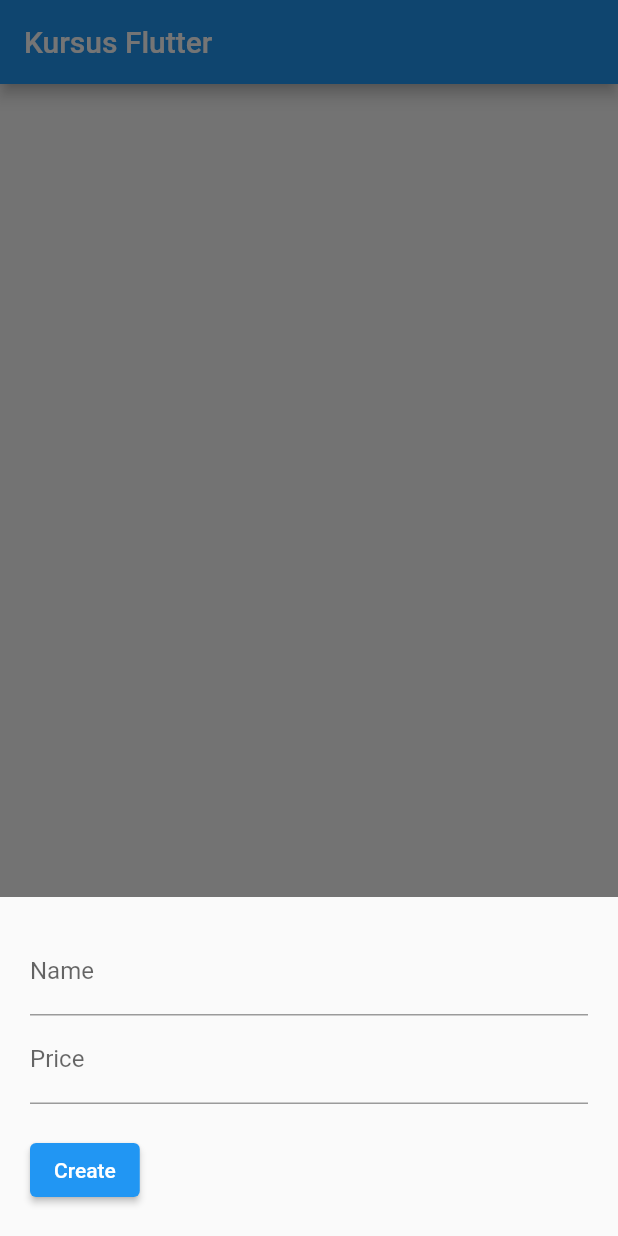
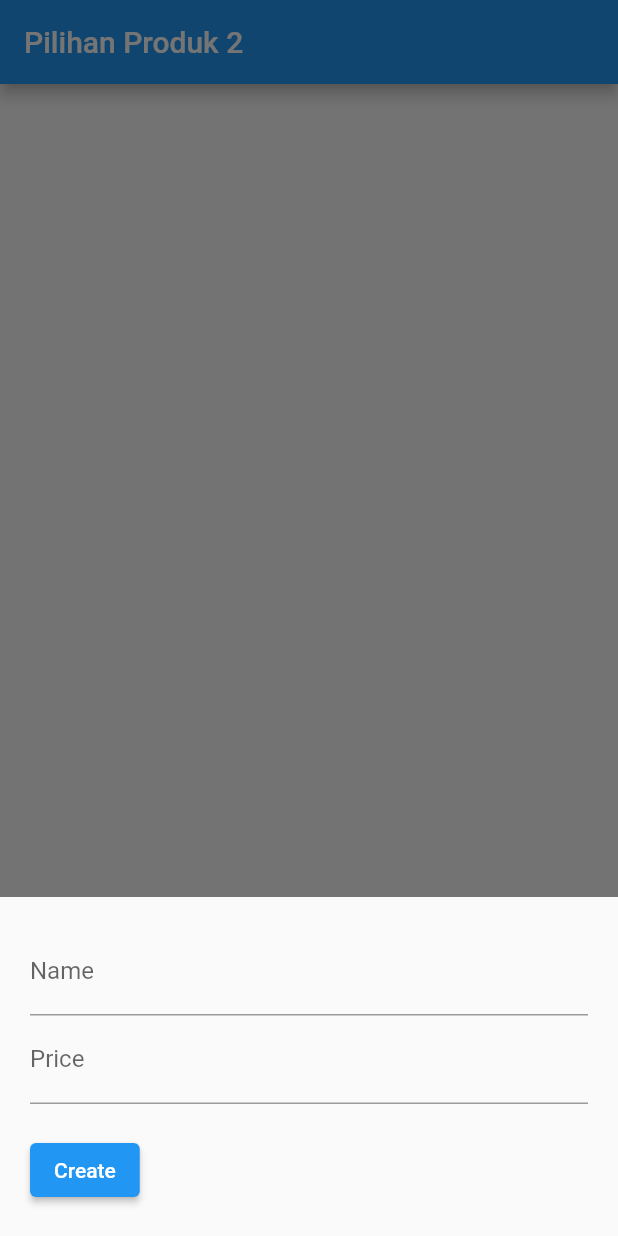
Before and after one commit to ikursus/simpleproductprice, a Flutter app: the screen it shows after launch, after a tap on the "add" icon, on a phone screen of 412 x 824 dp. Run offline on Flutter 3.47's test engine with Material 2 defaults, Android fonts, the phone set to English and light mode, and no system bars; our stand-ins replace cloud_firestore, firebase_core; accounts and stored records are empty.

```diff
--- a/lib/main.dart
+++ b/lib/main.dart
@@ -116,7 +116,7 @@ class _HomePageState extends State<HomePage> {
   Widget build(BuildContext context) {
     return Scaffold(
       appBar: AppBar(
-        title: Text('Kursus Flutter'),
+        title: Text('Pilihan Produk 2'),
       ),
       // Using StreamBuilder to display all products from Firestore in real-time
       body: StreamBuilder(
```
Also changed, not shown: pubspec.yaml (+7 -0 lines), icons/logo.png (added), pubspec.lock, 6 other files.
